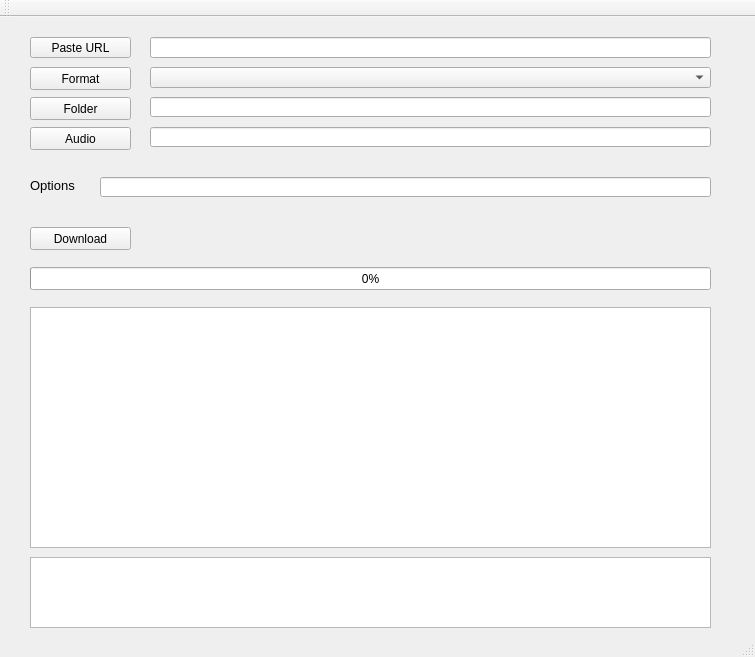
This is Downloader/Downloader.ui in 19joho66/YoutubeDlGui as Qt 5 draws it before an edit. The edited form follows.
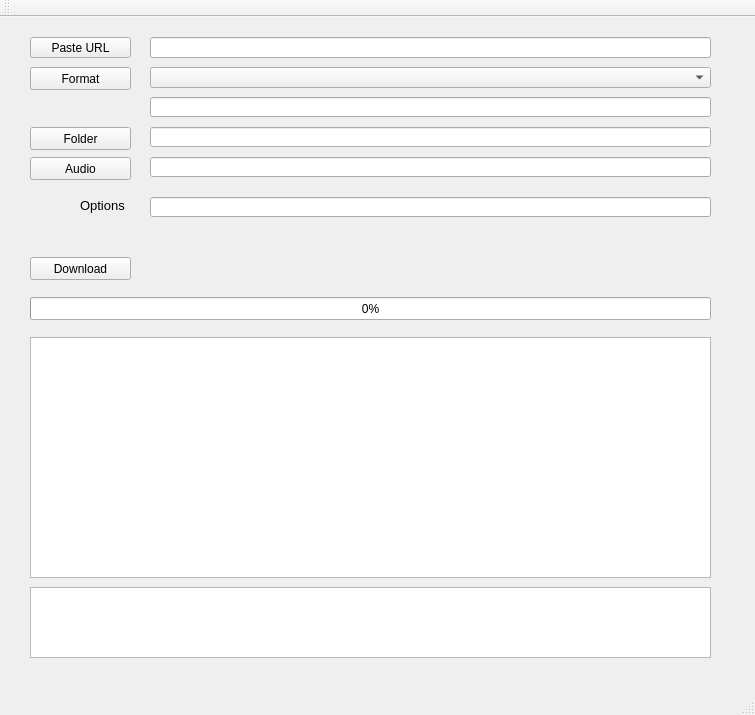
This is the edited form.

```diff
--- a/Downloader/Downloader.ui
+++ b/Downloader/Downloader.ui
@@ -7,7 +7,7 @@
     <x>0</x>
     <y>0</y>
     <width>755</width>
-    <height>657</height>
+    <height>715</height>
    </rect>
   </property>
   <property name="windowTitle">
@@ -64,7 +64,7 @@
     <property name="geometry">
      <rect>
       <x>30</x>
-      <y>210</y>
+      <y>240</y>
       <width>101</width>
       <height>23</height>
      </rect>
@@ -77,7 +77,7 @@
     <property name="geometry">
      <rect>
       <x>30</x>
-      <y>290</y>
+      <y>320</y>
       <width>681</width>
       <height>241</height>
      </rect>
@@ -87,7 +87,7 @@
     <property name="geometry">
      <rect>
       <x>30</x>
-      <y>250</y>
+      <y>280</y>
       <width>681</width>
       <height>23</height>
      </rect>
@@ -100,7 +100,7 @@
     <property name="geometry">
      <rect>
       <x>30</x>
-      <y>540</y>
+      <y>570</y>
       <width>681</width>
       <height>71</height>
      </rect>
@@ -110,7 +110,7 @@
     <property name="geometry">
      <rect>
       <x>30</x>
-      <y>80</y>
+      <y>110</y>
       <width>101</width>
       <height>23</height>
      </rect>
@@ -123,7 +123,7 @@
     <property name="geometry">
      <rect>
       <x>150</x>
-      <y>80</y>
+      <y>110</y>
       <width>561</width>
       <height>20</height>
      </rect>
@@ -132,9 +132,9 @@
    <widget class="QLineEdit" name="edtOptions">
     <property name="geometry">
      <rect>
-      <x>100</x>
-      <y>160</y>
-      <width>611</width>
+      <x>150</x>
+      <y>180</y>
+      <width>561</width>
       <height>20</height>
      </rect>
     </property>
@@ -142,8 +142,8 @@
    <widget class="QLabel" name="label">
     <property name="geometry">
      <rect>
-      <x>30</x>
-      <y>160</y>
+      <x>80</x>
+      <y>180</y>
       <width>51</width>
       <height>16</height>
      </rect>
@@ -161,7 +161,7 @@
     <property name="geometry">
      <rect>
       <x>30</x>
-      <y>110</y>
+      <y>140</y>
       <width>101</width>
       <height>23</height>
      </rect>
@@ -174,7 +174,7 @@
     <property name="geometry">
      <rect>
       <x>150</x>
-      <y>110</y>
+      <y>140</y>
       <width>561</width>
       <height>20</height>
      </rect>
@@ -183,6 +183,16 @@
      <bool>true</bool>
     </property>
    </widget>
+   <widget class="QLineEdit" name="edtFormat">
+    <property name="geometry">
+     <rect>
+      <x>150</x>
+      <y>80</y>
+      <width>561</width>
+      <height>20</height>
+     </rect>
+    </property>
+   </widget>
   </widget>
   <widget class="QMenuBar" name="menuBar">
    <property name="geometry">
@@ -190,7 +200,7 @@
      <x>0</x>
      <y>0</y>
      <width>755</width>
-     <height>18</height>
+     <height>21</height>
     </rect>
    </property>
   </widget>
```
